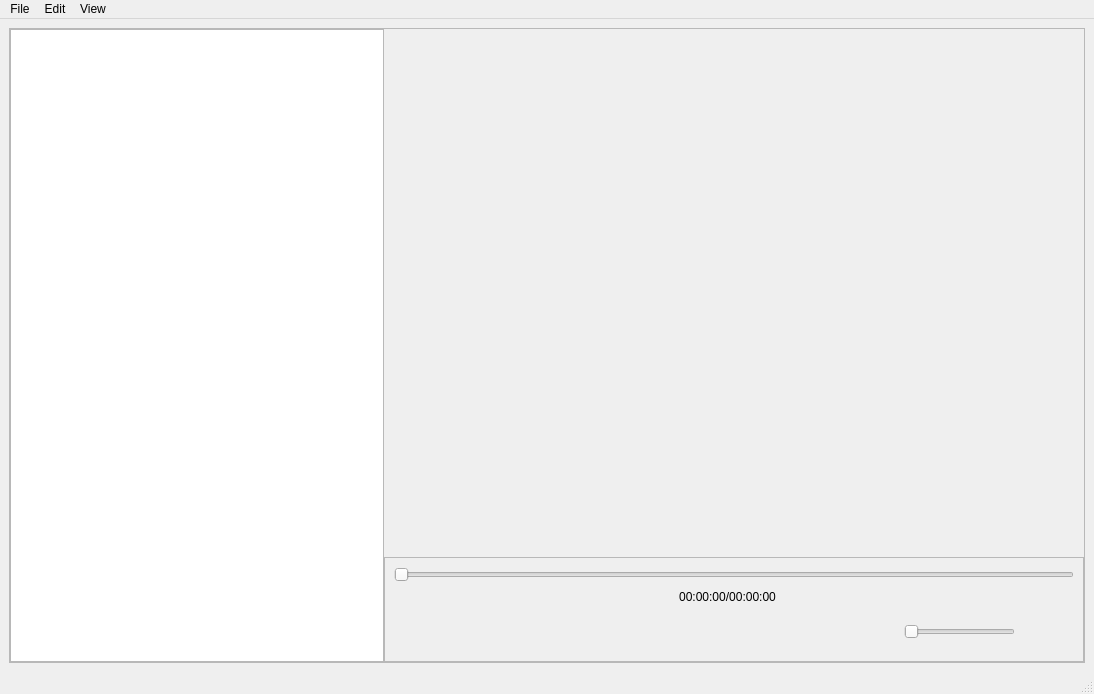
Old version of the form src/mainwindow.ui in the repository jcfain/XTPlayer.
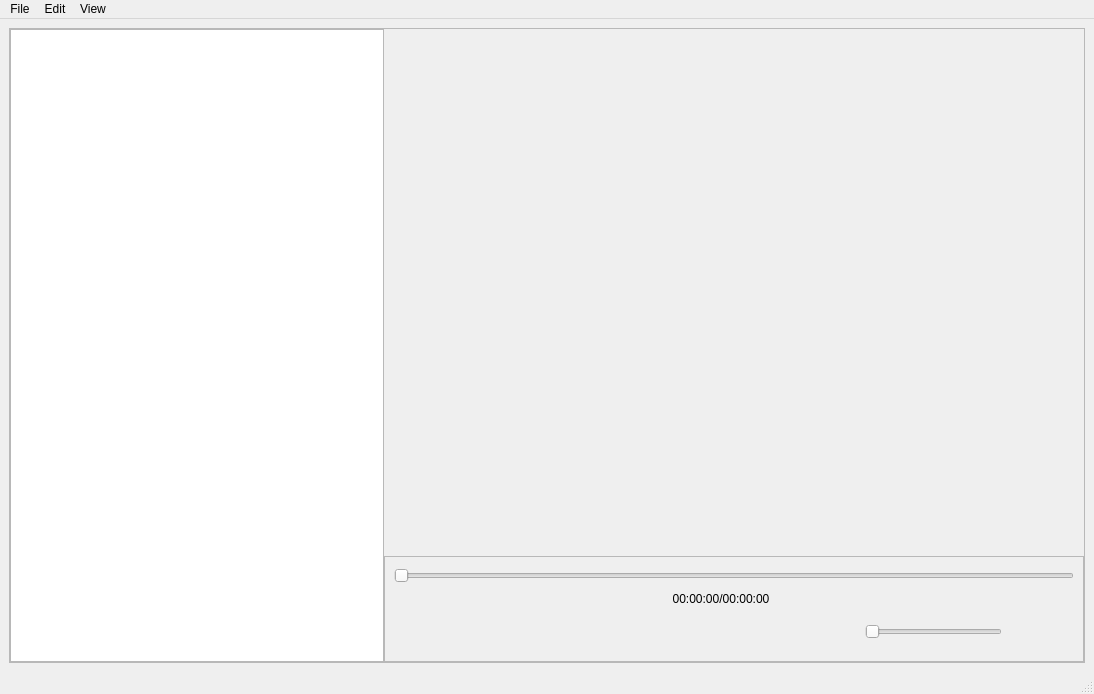
New version of the form. Icons and pictures are not drawn. Custom widgets are drawn as their Qt base class.

Diff of the .ui file:
```diff
--- a/src/mainwindow.ui
+++ b/src/mainwindow.ui
@@ -122,78 +122,6 @@
                 <enum>QFrame::Raised</enum>
                </property>
                <layout class="QGridLayout" name="gridLayout">
-                <item row="2" column="11">
-                 <widget class="QPushButton" name="MuteBtn">
-                  <property name="text">
-                   <string/>
-                  </property>
-                  <property name="icon">
-                   <iconset resource="icons.qrc">
-                    <normaloff>:/images/icons/speakerMute.svg</normaloff>:/images/icons/speakerMute.svg</iconset>
-                  </property>
-                  <property name="iconSize">
-                   <size>
-                    <width>40</width>
-                    <height>40</height>
-                   </size>
-                  </property>
-                  <property name="checkable">
-                   <bool>true</bool>
-                  </property>
-                  <property name="flat">
-                   <bool>true</bool>
-                  </property>
-                 </widget>
-                </item>
-                <item row="2" column="4">
-                 <widget class="QPushButton" name="PauseBtn">
-                  <property name="enabled">
-                   <bool>false</bool>
-                  </property>
-                  <property name="toolTip">
-                   <string>pause</string>
-                  </property>
-                  <property name="text">
-                   <string/>
-                  </property>
-                  <property name="icon">
-                   <iconset resource="icons.qrc">
-                    <normaloff>:/images/icons/pause.svg</normaloff>:/images/icons/pause.svg</iconset>
-                  </property>
-                  <property name="iconSize">
-                   <size>
-                    <width>40</width>
-                    <height>40</height>
-                   </size>
-                  </property>
-                  <property name="checkable">
-                   <bool>true</bool>
-                  </property>
-                  <property name="flat">
-                   <bool>true</bool>
-                  </property>
-                 </widget>
-                </item>
-                <item row="2" column="3">
-                 <widget class="QPushButton" name="skipBackButton">
-                  <property name="text">
-                   <string/>
-                  </property>
-                  <property name="icon">
-                   <iconset resource="icons.qrc">
-                    <normaloff>:/images/icons/skipBack.svg</normaloff>:/images/icons/skipBack.svg</iconset>
-                  </property>
-                  <property name="iconSize">
-                   <size>
-                    <width>40</width>
-                    <height>40</height>
-                   </size>
-                  </property>
-                  <property name="flat">
-                   <bool>true</bool>
-                  </property>
-                 </widget>
-                </item>
                 <item row="2" column="0">
                  <widget class="QPushButton" name="fullScreenBtn">
                   <property name="enabled">
@@ -217,25 +145,8 @@
                   </property>
                  </widget>
                 </item>
-                <item row="1" column="5" colspan="2">
-                 <widget class="QLabel" name="lblCurrentDuration">
-                  <property name="text">
-                   <string>00:00:00/00:00:00</string>
-                  </property>
-                  <property name="alignment">
-                   <set>Qt::AlignCenter</set>
-                  </property>
-                 </widget>
-                </item>
-                <item row="2" column="9" colspan="2">
-                 <widget class="RangeSlider" name="VolumeSlider">
-                  <property name="orientation">
-                   <enum>Qt::Horizontal</enum>
-                  </property>
-                 </widget>
-                </item>
-                <item row="2" column="8">
-                 <widget class="QPushButton" name="skipForwardButton">
+                <item row="2" column="3">
+                 <widget class="QPushButton" name="skipBackButton">
                   <property name="text">
                    <string/>
                   </property>
@@ -254,33 +165,26 @@
                   </property>
                  </widget>
                 </item>
-                <item row="2" column="7">
-                 <widget class="QPushButton" name="StopBtn">
+                <item row="0" column="0" colspan="10">
+                 <widget class="RangeSlider" name="SeekSlider">
                   <property name="enabled">
                    <bool>false</bool>
                   </property>
-                  <property name="toolTip">
-                   <string>Stop</string>
-                  </property>
-                  <property name="text">
-                   <string/>
-                  </property>
-                  <property name="icon">
-                   <iconset resource="icons.qrc">
-                    <normaloff>:/images/icons/stop.svg</normaloff>:/images/icons/stop.svg</iconset>
-                  </property>
-                  <property name="iconSize">
+                  <property name="minimumSize">
                    <size>
-                    <width>40</width>
-                    <height>40</height>
+                    <width>0</width>
+                    <height>20</height>
                    </size>
                   </property>
-                  <property name="flat">
-                   <bool>true</bool>
+                  <property name="maximum">
+                   <number>100</number>
+                  </property>
+                  <property name="orientation">
+                   <enum>Qt::Horizontal</enum>
                   </property>
                  </widget>
                 </item>
-                <item row="2" column="5" colspan="2">
+                <item row="2" column="4" colspan="2">
                  <widget class="QPushButton" name="PlayBtn">
                   <property name="toolTip">
                    <string>Play</string>
@@ -303,6 +207,46 @@
                   </property>
                  </widget>
                 </item>
+                <item row="2" column="7" colspan="2">
+                 <widget class="RangeSlider" name="VolumeSlider">
+                  <property name="orientation">
+                   <enum>Qt::Horizontal</enum>
+                  </property>
+                 </widget>
+                </item>
+                <item row="1" column="4" colspan="2">
+                 <widget class="QLabel" name="lblCurrentDuration">
+                  <property name="text">
+                   <string>00:00:00/00:00:00</string>
+                  </property>
+                  <property name="alignment">
+                   <set>Qt::AlignCenter</set>
+                  </property>
+                 </widget>
+                </item>
+                <item row="2" column="9">
+                 <widget class="QPushButton" name="MuteBtn">
+                  <property name="text">
+                   <string/>
+                  </property>
+                  <property name="icon">
+                   <iconset resource="icons.qrc">
+                    <normaloff>:/images/icons/speakerMute.svg</normaloff>:/images/icons/speakerMute.svg</iconset>
+                  </property>
+                  <property name="iconSize">
+                   <size>
+                    <width>40</width>
+                    <height>40</height>
+                   </size>
+                  </property>
+                  <property name="checkable">
+                   <bool>true</bool>
+                  </property>
+                  <property name="flat">
+                   <bool>true</bool>
+                  </property>
+                 </widget>
+                </item>
                 <item row="2" column="1">
                  <widget class="QLabel" name="videoLoadingLabel">
                   <property name="minimumSize">
@@ -328,16 +272,23 @@
                   </property>
                  </widget>
                 </item>
-                <item row="0" column="0" colspan="12">
-                 <widget class="RangeSlider" name="SeekSlider">
-                  <property name="enabled">
-                   <bool>false</bool>
+                <item row="2" column="6">
+                 <widget class="QPushButton" name="skipForwardButton">
+                  <property name="text">
+                   <string/>
                   </property>
-                  <property name="maximum">
-                   <number>100</number>
+                  <property name="icon">
+                   <iconset resource="icons.qrc">
+                    <normaloff>:/images/icons/skipForward.svg</normaloff>:/images/icons/skipForward.svg</iconset>
                   </property>
-                  <property name="orientation">
-                   <enum>Qt::Horizontal</enum>
+                  <property name="iconSize">
+                   <size>
+                    <width>40</width>
+                    <height>40</height>
+                   </size>
+                  </property>
+                  <property name="flat">
+                   <bool>true</bool>
                   </property>
                  </widget>
                 </item>
```
Left out of the diff: 16 changed lines with no effect on the pictures.
